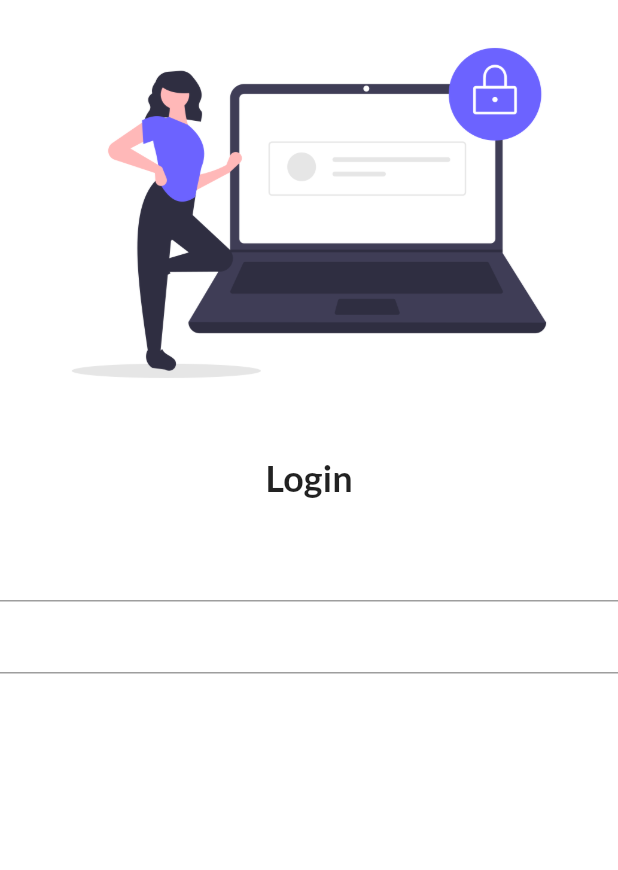
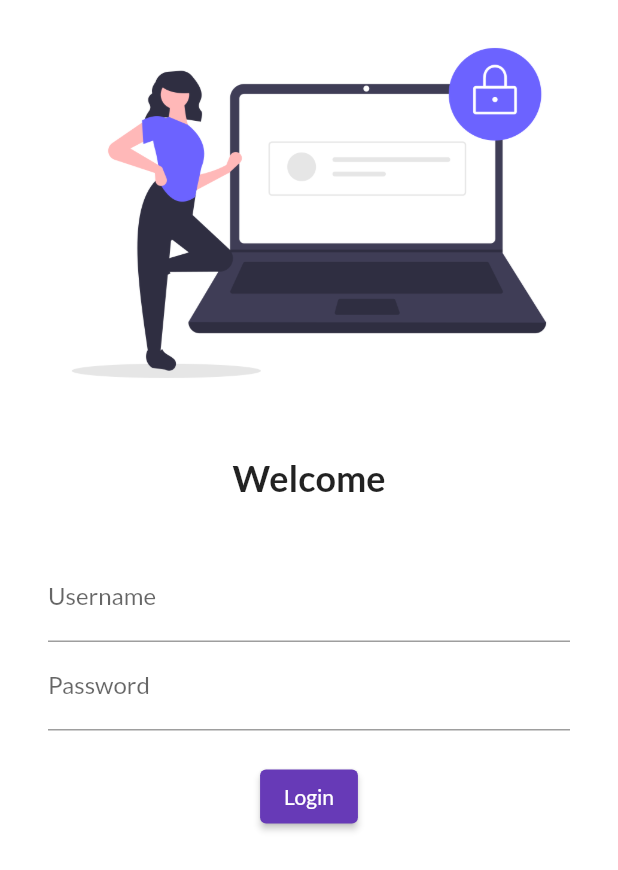
Before and after one commit to shruti2503/flutter_catalog, a Flutter app: the screen it shows after launch, on a phone screen of 412 x 824 dp. Shown: the top 870 px of the screen. Run offline on Flutter 3.47's test engine with Material 2 defaults, Android fonts, the phone set to English and light mode, and no system bars; our stand-ins replace google_fonts.

Commit message:
Day 1 completed

```diff
--- a/lib/main.dart
+++ b/lib/main.dart
@@ -13,7 +13,7 @@ class MyApp extends StatelessWidget {
     return MaterialApp(
       themeMode: ThemeMode.light,
       theme: ThemeData(
-          primarySwatch: Colors.red, fontFamily: GoogleFonts.lato().fontFamily),
+          primarySwatch: Colors.deepPurple, fontFamily: GoogleFonts.lato().fontFamily),
       darkTheme: ThemeData(brightness: Brightness.dark),
       routes: {
         "/": (context) => LoginPage(),
--- a/lib/pages/login_page.dart
+++ b/lib/pages/login_page.dart
@@ -14,12 +14,34 @@ class LoginPage extends StatelessWidget {
               fit: BoxFit.cover,
             ),
             SizedBox(height: 20.0),
-            Text("Login",
+            Text("Welcome",
                 style: TextStyle(fontSize: 24, fontWeight: FontWeight.bold)),
             SizedBox(height: 20.0),
-            TextFormField(),
-            TextFormField(),
-
+            Padding(
+              padding:
+                  const EdgeInsets.symmetric(vertical: 16.0, horizontal: 32.0),
+              child: Column(
+                children: [
+                  TextFormField(
+                    decoration: InputDecoration(
+                        hintText: "Enter username", labelText: "Username"),
+                  ),
+                  TextFormField(
+                    obscureText: true,
+                    decoration: InputDecoration(
+                        hintText: "Enter password", labelText: "Password"),
+                  ),
+                  SizedBox(height: 20.0),
+                  ElevatedButton(
+                    child: Text("Login"),
+                    style: TextButton.styleFrom(),
+                    onPressed: () {
+                      print("Hi Shruti");
+                    },
+                  )
+                ],
+              ),
+            )
           ],
         ));
   }
```
